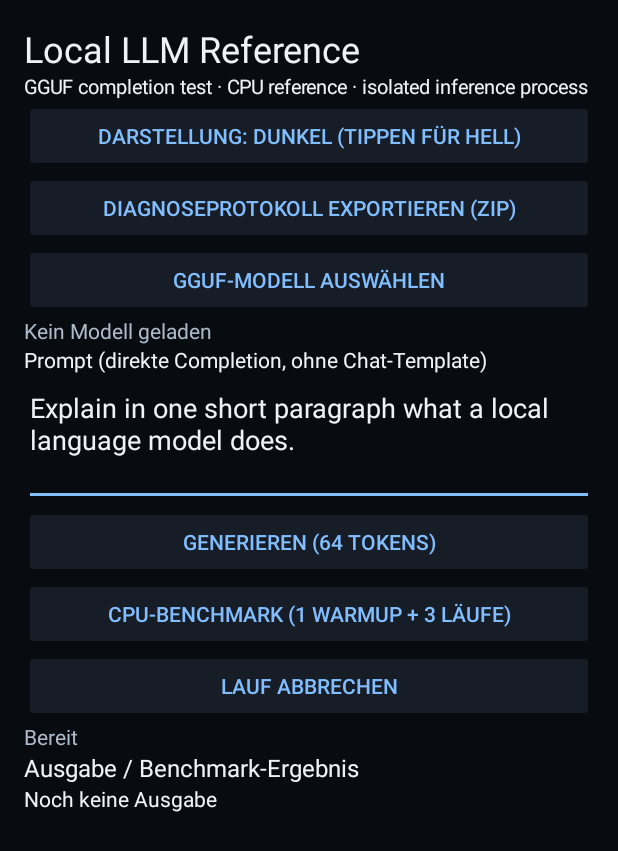
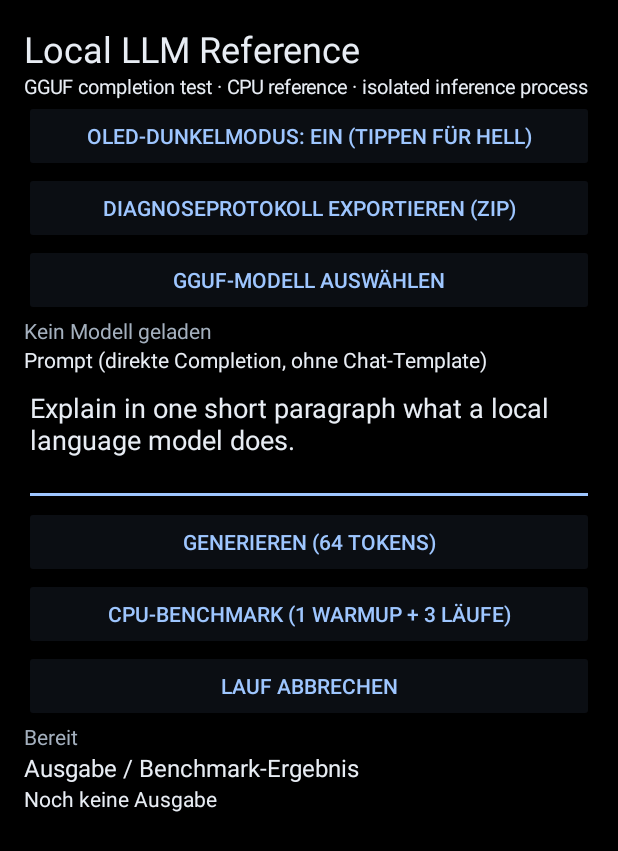
Before and after one commit to MrLongNight/Local_LLM_Reference, an Android app: the screen it shows after launch (MainActivity), on a phone screen of 412 x 824 dp. Shown: the top 851 px of the screen. Run offline under Robolectric (Android 15) with nearby library versions, the phone set to English and light mode, and no system bars.

Commit message:
Harden OLED theme and asynchronous private diagnostics

```diff
--- a/app/src/main/java/de/mrlongnight/llmreference/MainActivity.kt
+++ b/app/src/main/java/de/mrlongnight/llmreference/MainActivity.kt
@@ -212,13 +212,13 @@ class MainActivity : ComponentActivity() {
     private fun applyTheme() {
         val palette = if (darkModeEnabled) {
             ThemePalette(
-                background = Color.rgb(8, 11, 16),
-                surface = Color.rgb(22, 29, 39),
-                text = Color.rgb(238, 243, 250),
-                secondaryText = Color.rgb(174, 187, 202),
-                accent = Color.rgb(130, 190, 255),
-                inputTint = Color.rgb(130, 190, 255),
-                systemBar = Color.rgb(5, 7, 11),
+                background = Color.BLACK,
+                surface = Color.rgb(11, 14, 19),
+                text = Color.rgb(232, 237, 244),
+                secondaryText = Color.rgb(164, 176, 190),
+                accent = Color.rgb(158, 198, 255),
+                inputTint = Color.rgb(158, 198, 255),
+                systemBar = Color.BLACK,
             )
         } else {
             ThemePalette(
@@ -234,6 +234,7 @@ class MainActivity : ComponentActivity() {
 
         rootScrollView.setBackgroundColor(palette.background)
         rootContent.setBackgroundColor(palette.background)
+        window.decorView.setBackgroundColor(palette.background)
 
         fun tint(view: View) {
             when (view) {
@@ -261,12 +262,17 @@ class MainActivity : ComponentActivity() {
             }
         }
         tint(rootContent)
-        themeButton.text = if (darkModeEnabled) "Darstellung: Dunkel (tippen für Hell)" else {
+        themeButton.text = if (darkModeEnabled) "OLED-Dunkelmodus: EIN (tippen für Hell)" else {
             "Darstellung: Hell (tippen für Dunkel)"
         }
 
         window.statusBarColor = palette.systemBar
         window.navigationBarColor = palette.systemBar
+        if (android.os.Build.VERSION.SDK_INT >= 29) {
+            // Keep Android from applying a light contrast scrim over the OLED-black bars.
+            window.isStatusBarContrastEnforced = false
+            window.isNavigationBarContrastEnforced = false
+        }
         var systemUi = 0
         if (!darkModeEnabled) {
             systemUi = View.SYSTEM_UI_FLAG_LIGHT_STATUS_BAR
--- /dev/null
+++ b/engine/runtime/src/main/java/de/mrlongnight/llmreference/engine/runtime/DiagnosticAttributePolicy.kt
@@ -0,0 +1,85 @@
+package de.mrlongnight.llmreference.engine.runtime
+
+import java.util.Locale
+
+/**
+ * Central allow-by-default scalar policy with explicit sensitive-key and sensitive-value guards.
+ * Diagnostic callers should still avoid passing user content in the first place.
+ */
+internal object DiagnosticAttributePolicy {
+    const val REDACTED = "[REDACTED]"
+    private const val MAX_STRING_LENGTH = 256
+
+    private val sensitiveKeys = setOf(
+        "prompt",
+        "prompt_text",
+        "completion",
+        "completion_text",
+        "generated_text",
+        "output_text",
+        "text",
+        "uri",
+        "path",
+        "file_path",
+        "absolute_path",
+        "source_uri",
+        "model_uri",
+        "document_uri",
+        "password",
+        "secret",
+        "credential",
+        "credentials",
+        "authorization",
+        "api_key",
+        "access_token",
+        "refresh_token"
+    )
+
+    fun sanitize(attributes: Map<String, Any?>): Map<String, Any> {
+        val result = LinkedHashMap<String, Any>(attributes.size)
+        attributes.forEach { (rawKey, value) ->
+            val key = rawKey.trim()
+                .take(64)
+                .replace(Regex("[^A-Za-z0-9_.-]"), "_")
+            if (key.isBlank() || value == null) return@forEach
+
+            val normalizedKey = key.lowercase(Locale.ROOT).replace('-', '_')
+            val safeValue = when {
+                isSensitiveKey(normalizedKey) -> REDACTED
+                value is String -> sanitizeString(value)
+                value is Boolean -> value
+                value is Byte || value is Short || value is Int || value is Long -> value
+                value is Float && value.isFinite() -> value
+                value is Double && value.isFinite() -> value
+                value is Enum<*> -> value.name
+                else -> REDACTED
+            }
+            result[key] = safeValue
+        }
+        return result
+    }
+
+    private fun isSensitiveKey(key: String): Boolean =
+        key in sensitiveKeys ||
+            key.endsWith("_uri") ||
+            key.endsWith("_path") ||
+            key.contains("password") ||
+            key.contains("secret") ||
+            key.contains("credential") ||
+            key.endsWith("_api_key") ||
+            key.endsWith("_access_token") ||
+            key.endsWith("_refresh_token")
+
+    private fun sanitizeString(value: String): String {
+        val trimmed = value.trim()
+        val looksLikeUri = Regex("^[A-Za-z][A-Za-z0-9+.-]*://").containsMatchIn(trimmed)
+        val looksLikeAbsolutePath = trimmed.startsWith("/") ||
+            Regex("^[A-Za-z]:[\\\\/]").containsMatchIn(trimmed)
+        if (looksLikeUri || looksLikeAbsolutePath) return REDACTED
+        return if (trimmed.length > MAX_STRING_LENGTH) {
+            trimmed.take(MAX_STRING_LENGTH) + "…"
+        } else {
+            trimmed
+        }
+    }
+}
--- a/engine/runtime/src/main/java/de/mrlongnight/llmreference/engine/runtime/EngineDiagnostics.kt
+++ b/engine/runtime/src/main/java/de/mrlongnight/llmreference/engine/runtime/EngineDiagnostics.kt
@@ -12,39 +12,63 @@ import java.text.SimpleDateFormat
 import java.util.Date
 import java.util.Locale
 import java.util.TimeZone
+import java.util.concurrent.ArrayBlockingQueue
+import java.util.concurrent.ExecutionException
+import java.util.concurrent.RejectedExecutionException
+import java.util.concurrent.ThreadFactory
+import java.util.concurrent.ThreadPoolExecutor
+import java.util.concurrent.TimeUnit
+import java.util.concurrent.TimeoutException
+import java.util.concurrent.atomic.AtomicLong
 import java.util.zip.ZipEntry
 import java.util.zip.ZipOutputStream
 
 /**
  * Process-aware structured diagnostics shared by the app and isolated inference service.
  *
- * Each process writes its own JSON Lines file. Prompts, generated text, document/model URIs,
- * absolute paths and credentials are deliberately excluded from log attributes.
+ * Each process writes its own JSON Lines file. Disk work is serialized on a bounded background
+ * writer so logging from the UI thread never performs file I/O or fsync. Sensitive attributes are
+ * redacted centrally before serialization; callers must still prefer metadata over user content.
  */
 object EngineDiagnostics {
     private const val DIRECTORY_NAME = "diagnostics"
     private const val MAX_FILE_BYTES = 2L * 1024L * 1024L
     private const val TIMESTAMP_PATTERN = "yyyy-MM-dd'T'HH:mm:ss.SSS'Z'"
+    private const val MAX_QUEUED_RECORDS = 4_096
+    private const val EXPORT_FLUSH_TIMEOUT_SECONDS = 10L
 
     private val lock = Any()
+    private val droppedRecords = AtomicLong(0L)
+    private val writer = ThreadPoolExecutor(
+        1,
+        1,
+        0L,
+        TimeUnit.MILLISECONDS,
+        ArrayBlockingQueue(MAX_QUEUED_RECORDS),
+        ThreadFactory { runnable ->
+            Thread(runnable, "LocalLLM-Diagnostics").apply { isDaemon = true }
+        },
+        ThreadPoolExecutor.AbortPolicy()
+    )
+
     @Volatile private var logDirectory: File? = null
     @Volatile private var processName: String = "unknown"
 
     fun initialize(context: Context, process: String) {
-        synchronized(lock) {
         val directory = File(context.applicationContext.filesDir, DIRECTORY_NAME)
         if (!directory.exists() && !directory.mkdirs()) {
             android.util.Log.e("EngineDiagnostics", "Could not create diagnostics directory")
             return
         }
+        synchronized(lock) {
             logDirectory = directory
             processName = process
-            writeLocked("INFO", "diagnostics", "logger_initialized", mapOf(
+        }
+        info("diagnostics", "logger_initialized", mapOf(
             "sdk_int" to Build.VERSION.SDK_INT,
             "manufacturer" to Build.MANUFACTURER,
             "device" to Build.DEVICE
         ))
-        }
     }
 
     fun info(component: String, event: String, attributes: Map<String, Any?> = emptyMap()) =
@@ -57,37 +81,41 @@ object EngineDiagnostics {
         write("ERROR", component, event, attributes)
 
     private fun write(level: String, component: String, event: String, attributes: Map<String, Any?>) {
-        synchronized(lock) { writeLocked(level, component, event, attributes) }
+        val directory = logDirectory ?: return
+        val process = processName
+        val safeAttributes = DiagnosticAttributePolicy.sanitize(attributes).toMutableMap()
+        val droppedBeforeRecord = droppedRecords.getAndSet(0L)
+        if (droppedBeforeRecord > 0L) {
+            safeAttributes["dropped_records_before_this_event"] = droppedBeforeRecord
         }
 
-    private fun writeLocked(
-        level: String,
-        component: String,
-        event: String,
-        attributes: Map<String, Any?>
-    ) {
-        val directory = logDirectory ?: return
-        val target = File(directory, "${processName}.jsonl")
-        try {
-            val record = JSONObject().apply {
+        val callerThread = Thread.currentThread().name
+        val record = try {
+            JSONObject().apply {
                 put("timestamp_utc", timestamp())
                 put("level", level)
-                put("process", processName)
-                put("thread", Thread.currentThread().name)
+                put("process", process)
+                put("thread", callerThread)
                 put("component", component)
                 put("event", event)
                 put("attributes", JSONObject().apply {
-                    attributes.forEach { (key, value) ->
-                        if (value != null) put(key, value)
-                    }
+                    safeAttributes.forEach { (key, value) -> put(key, value) }
                 })
             }.toString() + "\n"
+        } catch (failure: RuntimeException) {
+            android.util.Log.e("EngineDiagnostics", "Could not encode diagnostics record", failure)
+            droppedRecords.incrementAndGet()
+            return
+        }
+
         val bytes = record.toByteArray(Charsets.UTF_8)
-            rotateIfNeeded(target, bytes.size.toLong())
-            FileOutputStream(target, true).use { stream ->
-                stream.write(bytes)
-                stream.fd.sync()
+        try {
+            writer.execute { appendRecord(directory, process, bytes, level, component, event) }
+        } catch (_: RejectedExecutionException) {
+            droppedRecords.incrementAndGet()
+            android.util.Log.w("EngineDiagnostics", "Diagnostics queue full; record dropped")
         }
+
         android.util.Log.println(
             when (level) {
                 "ERROR" -> android.util.Log.ERROR
@@ -95,12 +123,32 @@ object EngineDiagnostics {
                 else -> android.util.Log.INFO
             },
             "EngineDiagnostics",
-                "${component}/${event}"
+            "$component/$event"
         )
+    }
+
+    private fun appendRecord(
+        directory: File,
+        process: String,
+        bytes: ByteArray,
+        level: String,
+        component: String,
+        event: String
+    ) {
+        val target = File(directory, "$process.jsonl")
+        try {
+            rotateIfNeeded(target, bytes.size.toLong())
+            FileOutputStream(target, true).use { stream ->
+                stream.write(bytes)
+            }
         } catch (failure: IOException) {
-            android.util.Log.e("EngineDiagnostics", "Could not append diagnostics record", failure)
+            android.util.Log.e(
+                "EngineDiagnostics",
+                "Could not append $level $component/$event diagnostics record",
+                failure
+            )
         } catch (failure: RuntimeException) {
-            android.util.Log.e("EngineDiagnostics", "Could not encode diagnostics record", failure)
+            android.util.Log.e("EngineDiagnostics", "Diagnostics writer failed", failure)
         }
     }
 
@@ -115,16 +163,37 @@ object EngineDiagnostics {
         }
     }
 
+    private fun flushPendingWrites() {
+        try {
+            writer.submit {}.get(EXPORT_FLUSH_TIMEOUT_SECONDS, TimeUnit.SECONDS)
+        } catch (failure: InterruptedException) {
+            Thread.currentThread().interrupt()
+            throw IOException("Interrupted while flushing diagnostics.", failure)
+        } catch (failure: ExecutionException) {
+            throw IOException("Could not flush diagnostics.", failure.cause ?: failure)
+        } catch (failure: TimeoutException) {
+            throw IOException("Timed out while flushing diagnostics.", failure)
+        } catch (failure: RejectedExecutionException) {
+            throw IOException("Diagnostics writer is not accepting work.", failure)
+        }
+    }
+
     private fun timestamp(): String = SimpleDateFormat(TIMESTAMP_PATTERN, Locale.ROOT).apply {
         timeZone = TimeZone.getTimeZone("UTC")
     }.format(Date())
 
     /**
      * Writes the app and inference process logs into one ZIP archive at the user-selected URI.
-     * The export includes only the diagnostic directory, never model files or prompt/output data.
+     * The app-process queue is flushed before the snapshot. An in-flight event from the isolated
+     * process may be included in the next export, but all already-written service events are read.
      */
     @Throws(IOException::class)
     fun exportZip(context: Context, destination: Uri): Int {
+        info("diagnostics", "export_requested", mapOf(
+            "dropped_records_since_previous_event" to droppedRecords.get()
+        ))
+        flushPendingWrites()
+
         val directory = File(context.applicationContext.filesDir, DIRECTORY_NAME)
         val files = directory.listFiles()
             ?.filter { it.isFile && (it.name.endsWith(".jsonl") || it.name.endsWith(".jsonl.1")) }
@@ -149,9 +218,12 @@ object EngineDiagnostics {
                 Included log files: $exportedFiles
 
                 Format: UTF-8 JSON Lines (one structured event per line).
-                Privacy: prompts, generated text, model/document URIs, absolute paths and credentials
-                are intentionally excluded from diagnostic attributes.
-                Log files are process-separated and rotated at approximately 2 MiB per active file.
+                Each process writes its own log file. The active file is rotated at approximately
+                2 MiB and one previous segment is retained for export.
+                Disk writes use a bounded background queue. If it fills, dropped records are
+                counted and reported in the next successfully queued event.
+                Privacy: prompt/output text, content URIs, absolute paths, credentials and unknown
+                non-scalar attribute values are redacted before serialization.
             """.trimIndent()
             zip.putNextEntry(ZipEntry("README.txt"))
             zip.write(readme.toByteArray(Charsets.UTF_8))
```
Also changed, not shown: 3 other files. Lines whose indentation alone changed are shown as unchanged.
